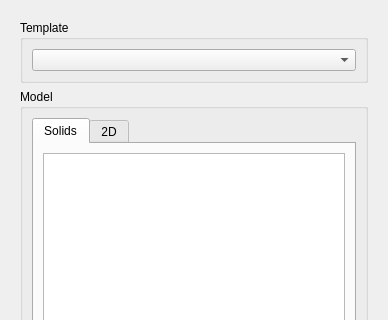
berndhahnebach/All_FreeCAD, file src/Mod/Path/Gui/Resources/panels/DlgJobCreate.ui: the form before one commit; both pictures show x 0 to 388 and y 0 to 320 of the 388 by 616 pixel window.
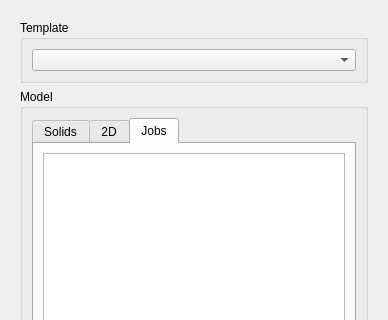
The form after the commit. The open tabs and pages were chosen to show the change.

Commit message: Added jobs as a selection for the base models.

What changed in the file:
```diff
--- a/src/Mod/Path/Gui/Resources/panels/DlgJobCreate.ui
+++ b/src/Mod/Path/Gui/Resources/panels/DlgJobCreate.ui
@@ -67,6 +67,16 @@
              </item>
             </layout>
            </widget>
+           <widget class="QWidget" name="tabJobs">
+            <attribute name="title">
+             <string>Jobs</string>
+            </attribute>
+            <layout class="QVBoxLayout" name="verticalLayout_5">
+             <item>
+              <widget class="QListWidget" name="jobList"/>
+             </item>
+            </layout>
+           </widget>
           </widget>
          </item>
         </layout>
```
Left out of the diff: 4 changed lines with no effect on the pictures. The commit also changes 1 other file.
